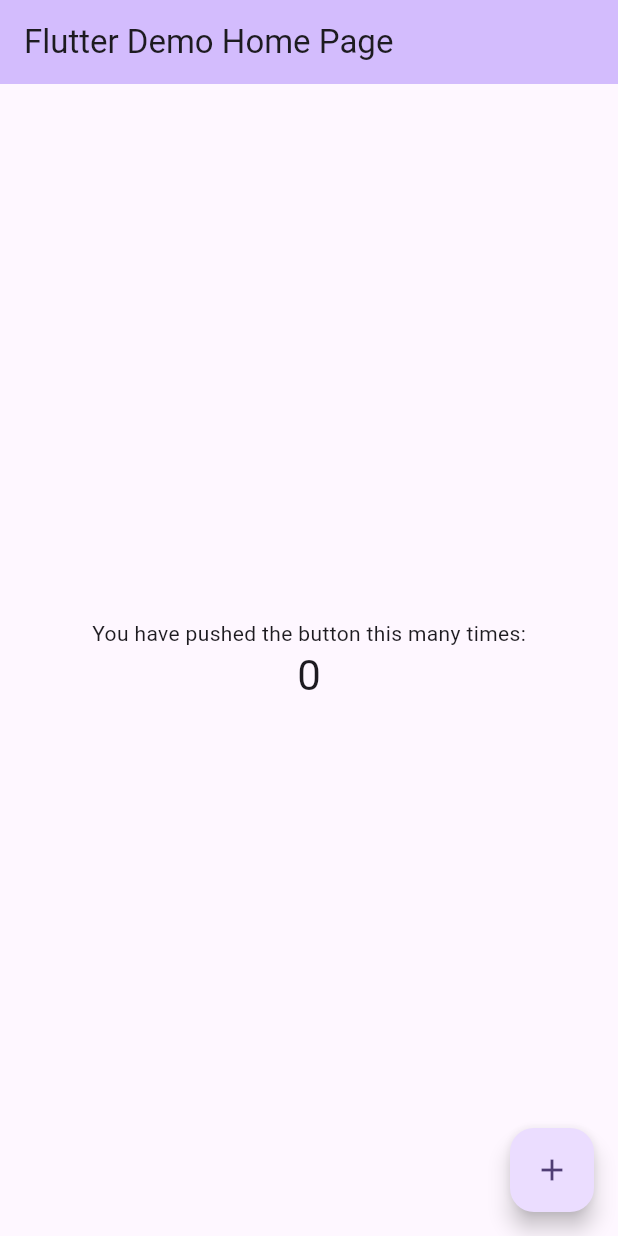
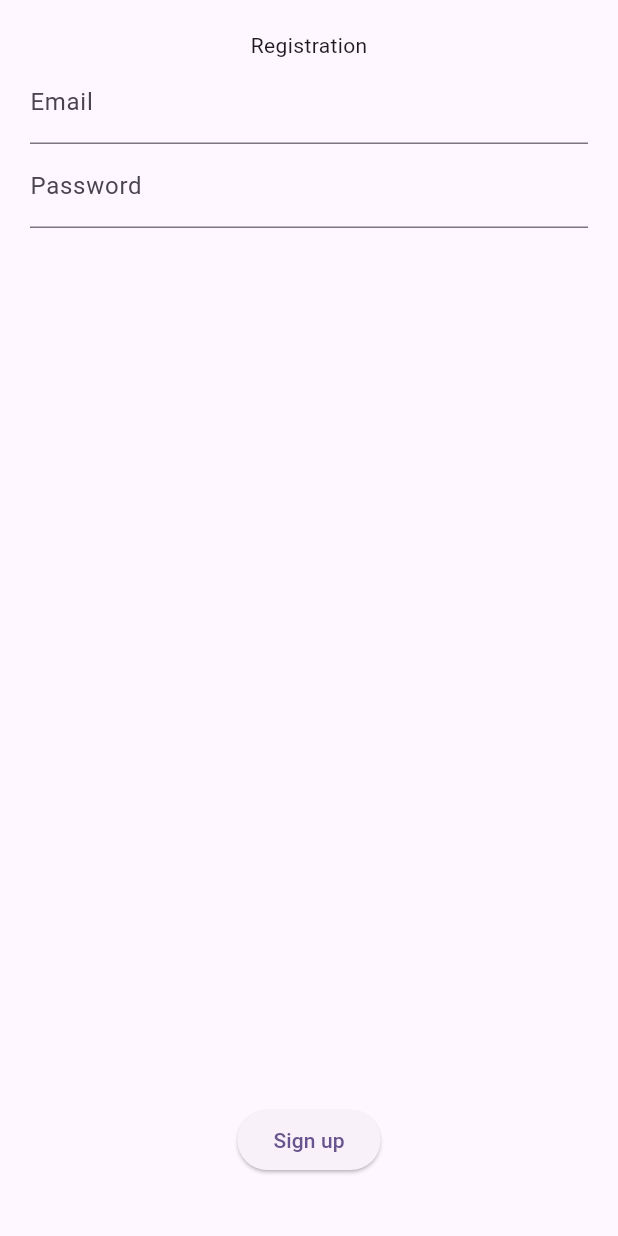
Before and after one commit to HolikovOleksandr/stats_app, a Flutter app: the screen it shows after launch, on a phone screen of 412 x 824 dp. Run offline on Flutter 3.47's test engine with Material 3 defaults, Android fonts, the phone set to English and light mode, and no system bars; our stand-ins replace equatable, firebase_auth, firebase_core, flutter_bloc; accounts and stored records are empty.

Commit message:
Register logic

```diff
--- /dev/null
+++ b/lib/core/use_cases/i_use_case.dart
@@ -0,0 +1,3 @@
+abstract class IUseCase<Output, Input> {
+  Future<Output> execute(Input params);
+}
--- /dev/null
+++ b/lib/features/auth/domain/repositories/auth_repository.dart
@@ -0,0 +1,14 @@
+import 'package:firebase_auth/firebase_auth.dart';
+import 'package:stats_app/features/auth/domain/use_cases/register_use_case.dart';
+
+class AuthRepository {
+  final FirebaseAuth firebaseAuth;
+  AuthRepository(this.firebaseAuth);
+
+  Future<UserCredential> registerUser(RegisterParams params) async {
+    return await firebaseAuth.createUserWithEmailAndPassword(
+      email: params.email,
+      password: params.password,
+    );
+  }
+}
--- /dev/null
+++ b/lib/features/auth/domain/use_cases/register_use_case.dart
@@ -0,0 +1,24 @@
+import 'package:firebase_auth/firebase_auth.dart';
+import 'package:stats_app/core/use_cases/i_use_case.dart';
+import 'package:stats_app/features/auth/domain/repositories/auth_repository.dart';
+
+class RegisterUserUseCase implements IUseCase<User, RegisterParams> {
+  final AuthRepository authRepository;
+  RegisterUserUseCase(this.authRepository);
+
+  @override
+  Future<User> execute(RegisterParams params) async {
+    UserCredential userCredential = await authRepository.registerUser(params);
+    return userCredential.user!;
+  }
+}
+
+class RegisterParams {
+  final String email;
+  final String password;
+
+  RegisterParams({
+    required this.email,
+    required this.password,
+  });
+}
--- /dev/null
+++ b/lib/features/auth/presentation/bloc/auth_bloc.dart
@@ -0,0 +1,27 @@
+import 'package:flutter_bloc/flutter_bloc.dart';
+import 'package:firebase_auth/firebase_auth.dart';
+import 'package:stats_app/features/auth/domain/use_cases/register_use_case.dart';
+import 'package:stats_app/features/auth/presentation/bloc/auth_event.dart';
+import 'auth_state.dart';
+
+class AuthBloc extends Bloc<AuthEvent, AuthState> {
+  final RegisterUserUseCase registerUserUseCase;
+
+  AuthBloc(this.registerUserUseCase) : super(AuthInitial()) {
+    on<RegisterEvent>(_onRegisterEvent);
+  }
+
+  Future<void> _onRegisterEvent(
+    RegisterEvent event,
+    Emitter<AuthState> emit,
+  ) async {
+    emit(AuthLoading());
+
+    try {
+      User user = await registerUserUseCase.execute(event.params);
+      emit(AuthSuccess(user));
+    } catch (e) {
+      emit(AuthFailure(e.toString()));
+    }
+  }
+}
--- /dev/null
+++ b/lib/features/auth/presentation/bloc/auth_event.dart
@@ -0,0 +1,16 @@
+import 'package:equatable/equatable.dart';
+import 'package:stats_app/features/auth/domain/use_cases/register_use_case.dart';
+
+abstract class AuthEvent extends Equatable {
+  @override
+  List<Object?> get props => [];
+}
+
+class RegisterEvent extends AuthEvent {
+  final RegisterParams params;
+
+  RegisterEvent(this.params);
+
+  @override
+  List<Object?> get props => [params];
+}
--- /dev/null
+++ b/lib/features/auth/presentation/bloc/auth_state.dart
@@ -0,0 +1,29 @@
+import 'package:equatable/equatable.dart';
+import 'package:firebase_auth/firebase_auth.dart';
+
+abstract class AuthState extends Equatable {
+  @override
+  List<Object?> get props => [];
+}
+
+class AuthInitial extends AuthState {}
+
+class AuthLoading extends AuthState {}
+
+class AuthSuccess extends AuthState {
+  final User user;
+
+  AuthSuccess(this.user);
+
+  @override
+  List<Object?> get props => [user];
+}
+
+class AuthFailure extends AuthState {
+  final String message;
+
+  AuthFailure(this.message);
+
+  @override
+  List<Object?> get props => [message];
+}
--- /dev/null
+++ b/lib/features/auth/presentation/screens/register_screen.dart
@@ -0,0 +1,71 @@
+import 'package:flutter/material.dart';
+import 'package:flutter_bloc/flutter_bloc.dart';
+import 'package:stats_app/features/auth/domain/use_cases/register_use_case.dart';
+import 'package:stats_app/features/auth/presentation/bloc/auth_bloc.dart';
+import 'package:stats_app/features/auth/presentation/bloc/auth_event.dart';
+import 'package:stats_app/features/auth/presentation/bloc/auth_state.dart';
+
+class RegisterScreen extends StatelessWidget {
+  RegisterScreen({super.key});
+  final _emailController = TextEditingController();
+  final _passwordController = TextEditingController();
+
+  @override
+  Widget build(BuildContext context) {
+    return Scaffold(
+      body: SafeArea(
+        child: Center(
+          child: Padding(
+            padding: const EdgeInsets.all(20),
+            child: Column(
+              children: [
+                const Text('Registration'),
+                TextFormField(
+                  controller: _emailController,
+                  decoration: const InputDecoration(labelText: 'Email'),
+                ),
+                TextFormField(
+                  controller: _passwordController,
+                  decoration: const InputDecoration(labelText: 'Password'),
+                  obscureText: true,
+                ),
+                const Spacer(),
+                ElevatedButton(
+                  onPressed: () {
+                    final email = _emailController.text;
+                    final password = _passwordController.text;
+
+                    context.read<AuthBloc>().add(
+                          RegisterEvent(
+                            RegisterParams(
+                              email: email,
+                              password: password,
+                            ),
+                          ),
+                        );
+                  },
+                  child: const Text('Sign up'),
+                ),
+                const SizedBox(height: 20),
+                BlocBuilder<AuthBloc, AuthState>(
+                  builder: (context, state) {
+                    if (state is AuthLoading) {
+                      return const CircularProgressIndicator();
+                    } else if (state is AuthSuccess) {
+                      return Text(
+                        'Успішна реєстрація для: ${state.user.email}',
+                      );
+                    } else if (state is AuthFailure) {
+                      return Text('Помилка: ${state.message}');
+                    }
+                    return Container();
+                  },
+                ),
+              ],
+            ),
+          ),
+        ),
+      ),
+    );
+  }
+}
--- a/lib/main.dart
+++ b/lib/main.dart
@@ -1,6 +1,16 @@
+import 'package:firebase_auth/firebase_auth.dart';
+import 'package:firebase_core/firebase_core.dart';
 import 'package:flutter/material.dart';
+import 'package:flutter_bloc/flutter_bloc.dart';
+import 'package:stats_app/features/auth/domain/repositories/auth_repository.dart';
+import 'package:stats_app/features/auth/domain/use_cases/register_use_case.dart';
+import 'package:stats_app/features/auth/presentation/bloc/auth_bloc.dart';
+import 'package:stats_app/features/auth/presentation/screens/register_screen.dart';
+import 'package:stats_app/firebase_options.dart';
 
-void main() {
+void main() async {
+  WidgetsFlutterBinding.ensureInitialized();
+  await Firebase.initializeApp(options: DefaultFirebaseOptions.currentPlatform);
   runApp(const MyApp());
 }
 
@@ -9,61 +19,19 @@ class MyApp extends StatelessWidget {
 
   @override
   Widget build(BuildContext context) {
-    return MaterialApp(
-      title: 'Flutter Demo',
-      theme: ThemeData(
-        colorScheme: ColorScheme.fromSeed(seedColor: Colors.deepPurple),
-        useMaterial3: true,
-      ),
-      home: const MyHomePage(title: 'Flutter Demo Home Page'),
-    );
-  }
-}
-
-class MyHomePage extends StatefulWidget {
-  const MyHomePage({super.key, required this.title});
-
-  final String title;
-
-  @override
-  State<MyHomePage> createState() => _MyHomePageState();
-}
-
-class _MyHomePageState extends State<MyHomePage> {
-  int _counter = 0;
-
-  void _incrementCounter() {
-    setState(() {
-      _counter++;
-    });
-  }
-
-  @override
-  Widget build(BuildContext context) {
-    return Scaffold(
-      appBar: AppBar(
-        backgroundColor: Theme.of(context).colorScheme.inversePrimary,
-        title: Text(widget.title),
-      ),
-      body: Center(
-        child: Column(
-          mainAxisAlignment: MainAxisAlignment.center,
-          children: <Widget>[
-            const Text(
-              'You have pushed the button this many times:',
-            ),
-            Text(
-              '$_counter',
-              style: Theme.of(context).textTheme.headlineMedium,
-            ),
-          ],
+    return MultiBlocProvider(
+      providers: [
+        BlocProvider(
+            create: (context) => AuthBloc(
+                RegisterUserUseCase(AuthRepository(FirebaseAuth.instance))))
+      ],
+      child: MaterialApp(
+        debugShowCheckedModeBanner: false,
+        theme: ThemeData(
+          colorScheme: ColorScheme.fromSeed(seedColor: Colors.deepPurple),
+          useMaterial3: true,
         ),
-      ),
-      floatingActionButton: FloatingActionButton(
-        onPressed: _incrementCounter,
-        tooltip: 'Increment',
-        child: const Icon(Icons.add),
-
+        home: RegisterScreen(),
       ),
     );
   }
```
Also changed, not shown: pubspec.yaml (+7 -17 lines), firebase.json (added), lib/firebase_options.dart (added), pubspec.lock, 18 other files.
